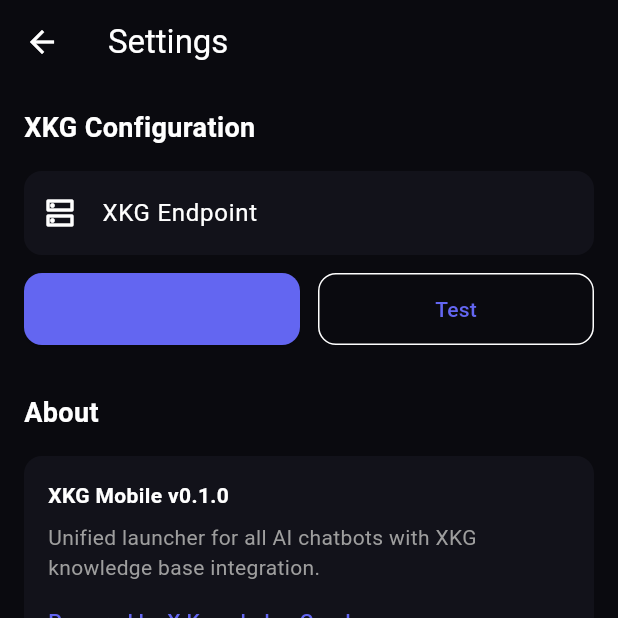
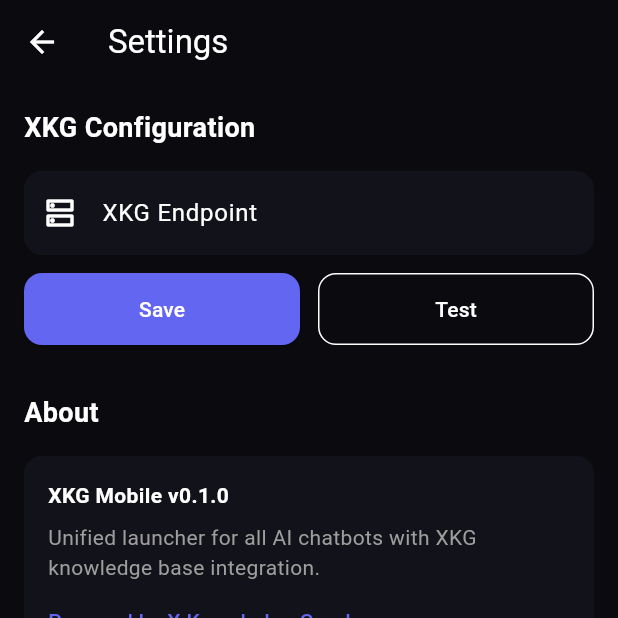
Before and after one commit to griptoad26/xkg-mobile, a Flutter app: the screen it shows after launch, after a tap on the "settings" icon, on a phone screen of 412 x 824 dp, the top half of it. Run offline on Flutter 3.47's test engine with Material 3 defaults, Android fonts, the phone set to English and light mode, and no system bars; our stand-ins replace hive, hive_flutter; accounts and stored records are empty.

Commit message:
Fix: default endpoint IP, button text visibility

```diff
--- a/lib/screens/settings_screen.dart
+++ b/lib/screens/settings_screen.dart
@@ -57,7 +57,7 @@ class _SettingsScreenState extends State<SettingsScreen> {
             controller: _endpointController,
             decoration: InputDecoration(
               labelText: 'XKG Endpoint',
-              hintText: 'http://192.168.1.x:5000',
+              hintText: 'http://66.179.191.93:5000',
               filled: true,
               fillColor: const Color(0xFF12121A),
               border: OutlineInputBorder(
@@ -81,7 +81,10 @@ class _SettingsScreenState extends State<SettingsScreen> {
                       borderRadius: BorderRadius.circular(12),
                     ),
                   ),
-                  child: const Text('Save'),
+                  child: const Text(
+                    'Save',
+                    style: TextStyle(color: Colors.white),
+                  ),
                 ),
               ),
               const SizedBox(width: 12),
@@ -115,7 +118,7 @@ class _SettingsScreenState extends State<SettingsScreen> {
                           height: 20,
                           child: CircularProgressIndicator(strokeWidth: 2),
                         )
-                      : const Text('Test'),
+                      : const Text('Test', style: TextStyle(color: Colors.white)),
                 ),
               ),
             ],
--- a/lib/services/storage_service.dart
+++ b/lib/services/storage_service.dart
@@ -43,7 +43,7 @@ class StorageService {
   static String getXKGEndpoint() {
     try {
       final box = Hive.box(_settingsBox);
-      return box.get('xkg_endpoint', defaultValue: '');
+      return box.get('xkg_endpoint', defaultValue: 'http://66.179.191.93:5000');
     } catch (e) {
       return '';
     }
```
